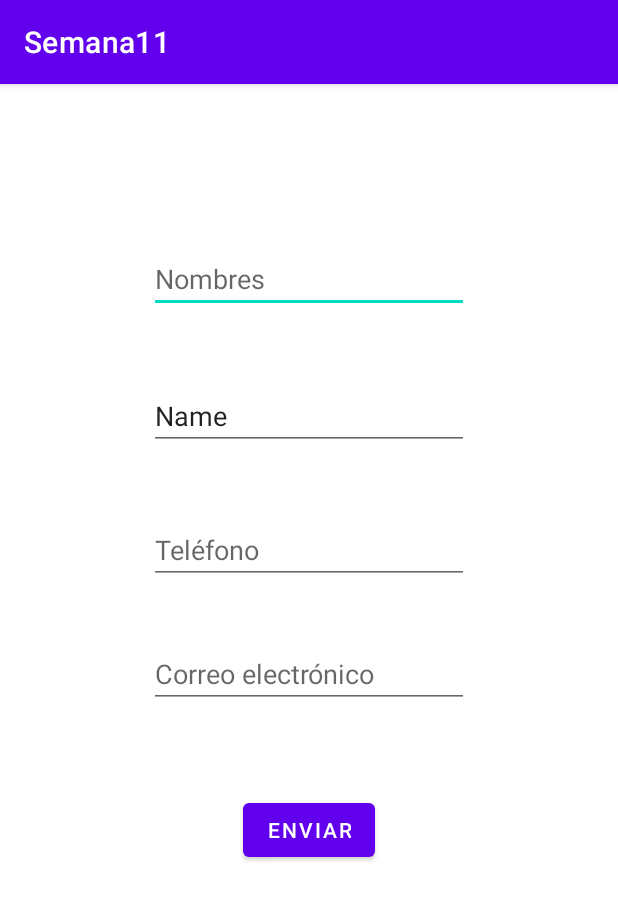
After one commit to dgeti-cetis108/6avpr-fj2021-semana-11-bidkar, an Android app: the ContactActivity1 screen opened directly, with no data from a screen before it, on a phone screen of 412 x 824 dp. The commit adds this screen. Shown: the top 900 px of the screen. Run offline under Robolectric (Android 15) with nearby library versions, the phone set to English and light mode, and no system bars.

Commit message:
Sesión 2 - 14/05/2021
Agregar los activities
- Calcular edad
- Realizar llamada telefónica
- Capturar informacion de contacto

TODO: culminar el pase de datos de contacto

```diff
--- /dev/null
+++ b/app/src/main/java/com/cetis108/semana11/ContactActivity1.kt
@@ -0,0 +1,16 @@
+package com.cetis108.semana11
+
+import androidx.appcompat.app.AppCompatActivity
+import android.os.Bundle
+import android.view.View
+
+class ContactActivity1 : AppCompatActivity() {
+    override fun onCreate(savedInstanceState: Bundle?) {
+        super.onCreate(savedInstanceState)
+        setContentView(R.layout.activity_contact1)
+    }
+
+    fun sendData(view: View) {
+        // TODO: 14/05/21 culminar el pase de datos entre activities
+    }
+}
--- /dev/null
+++ b/app/src/main/res/layout/activity_contact1.xml
@@ -0,0 +1,71 @@
+<?xml version="1.0" encoding="utf-8"?>
+<androidx.constraintlayout.widget.ConstraintLayout xmlns:android="http://schemas.android.com/apk/res/android"
+    xmlns:app="http://schemas.android.com/apk/res-auto"
+    xmlns:tools="http://schemas.android.com/tools"
+    android:layout_width="match_parent"
+    android:layout_height="match_parent"
+    tools:context=".ContactActivity1">
+
+    <EditText
+        android:hint="Nombres"
+        android:id="@+id/editTextContact1Firstname"
+        android:layout_width="wrap_content"
+        android:layout_height="wrap_content"
+        android:layout_marginTop="107dp"
+        android:ems="10"
+        android:inputType="textPersonName"
+        app:layout_constraintEnd_toEndOf="parent"
+        app:layout_constraintStart_toStartOf="parent"
+        app:layout_constraintTop_toTopOf="parent" />
+
+    <EditText
+        android:hint="Correo electrónico"
+        android:id="@+id/editTextContact1Email"
+        android:layout_width="wrap_content"
+        android:layout_height="wrap_content"
+        android:layout_marginTop="37dp"
+        android:ems="10"
+        android:inputType="textEmailAddress"
+        app:layout_constraintEnd_toEndOf="@+id/editTextContact1Phone"
+        app:layout_constraintHorizontal_bias="0.0"
+        app:layout_constraintStart_toStartOf="@+id/editTextContact1Phone"
+        app:layout_constraintTop_toBottomOf="@+id/editTextContact1Phone" />
+
+    <EditText
+        android:hint="Teléfono"
+        android:id="@+id/editTextContact1Phone"
+        android:layout_width="wrap_content"
+        android:layout_height="wrap_content"
+        android:layout_marginTop="44dp"
+        android:ems="10"
+        android:inputType="phone"
+        app:layout_constraintEnd_toEndOf="@+id/editTextContact1Lastname"
+        app:layout_constraintHorizontal_bias="0.0"
+        app:layout_constraintStart_toStartOf="@+id/editTextContact1Lastname"
+        app:layout_constraintTop_toBottomOf="@+id/editTextContact1Lastname" />
+
+    <Button
+        android:onClick="sendData"
+        android:id="@+id/buttonContact1Send"
+        android:layout_width="wrap_content"
+        android:layout_height="wrap_content"
+        android:layout_marginTop="57dp"
+        android:text="Enviar"
+        app:layout_constraintEnd_toEndOf="@+id/editTextContact1Email"
+        app:layout_constraintStart_toStartOf="@+id/editTextContact1Email"
+        app:layout_constraintTop_toBottomOf="@+id/editTextContact1Email" />
+
+    <EditText
+        android:id="@+id/editTextContact1Lastname"
+        android:layout_width="wrap_content"
+        android:layout_height="wrap_content"
+        android:layout_marginTop="46dp"
+        android:ems="10"
+        android:inputType="textPersonName"
+        android:text="Name"
+        app:layout_constraintEnd_toEndOf="@+id/editTextContact1Firstname"
+        app:layout_constraintHorizontal_bias="0.0"
+        app:layout_constraintStart_toStartOf="@+id/editTextContact1Firstname"
+        app:layout_constraintTop_toBottomOf="@+id/editTextContact1Firstname" />
+
+</androidx.constraintlayout.widget.ConstraintLayout>
--- a/build.gradle
+++ b/build.gradle
@@ -6,7 +6,7 @@ buildscript {
         mavenCentral()
     }
     dependencies {
-        classpath "com.android.tools.build:gradle:4.2.0"
+        classpath 'com.android.tools.build:gradle:4.2.1'
         classpath "org.jetbrains.kotlin:kotlin-gradle-plugin:$kotlin_version"
 
         // NOTE: Do not place your application dependencies here; they belong
```
Also changed, not shown: app/src/main/AndroidManifest.xml (+9 -1 lines), app/src/main/java/com/cetis108/semana11/AgeActivity.kt (added, +30 -0 lines), app/src/main/java/com/cetis108/semana11/Contact.kt (added, +8 -0 lines), app/src/main/java/com/cetis108/semana11/ContactActivity2.kt (added, +11 -0 lines), app/src/main/java/com/cetis108/semana11/MainActivity.kt (+8 -2 lines), app/src/main/java/com/cetis108/semana11/PhoneActivity.kt (added, +37 -0 lines), app/src/main/res/layout/activity_age.xml (added, +31 -0 lines), app/src/main/res/layout/activity_contact2.xml (added, +9 -0 lines), app/src/main/res/layout/activity_phone.xml (added, +31 -0 lines).
